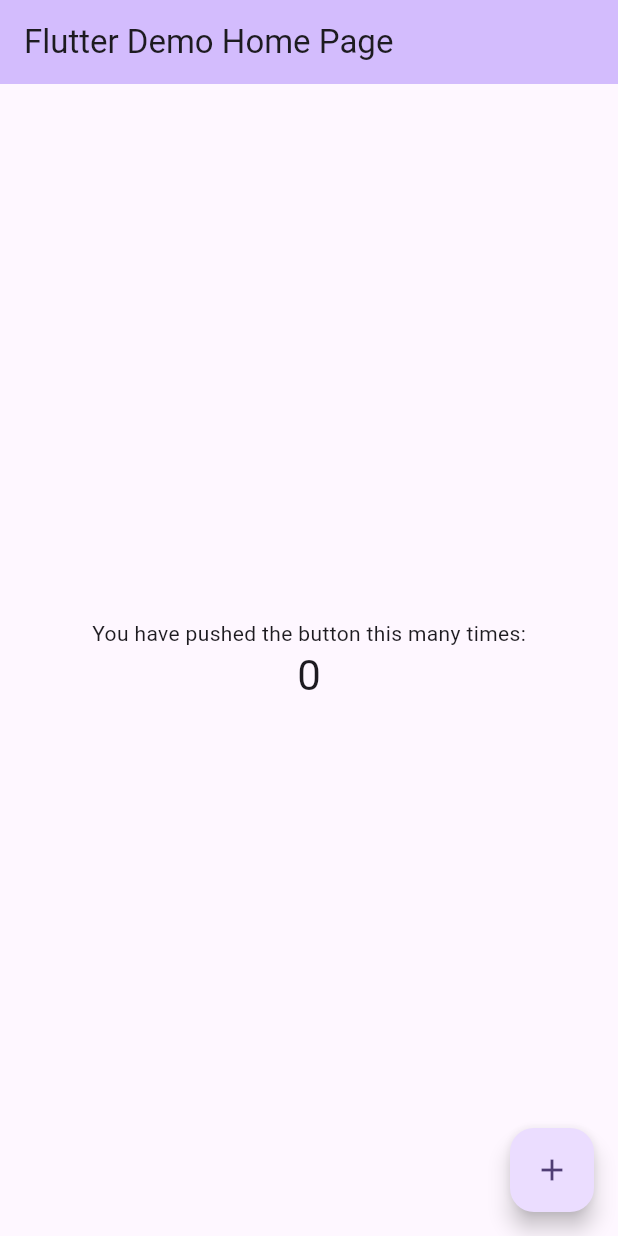
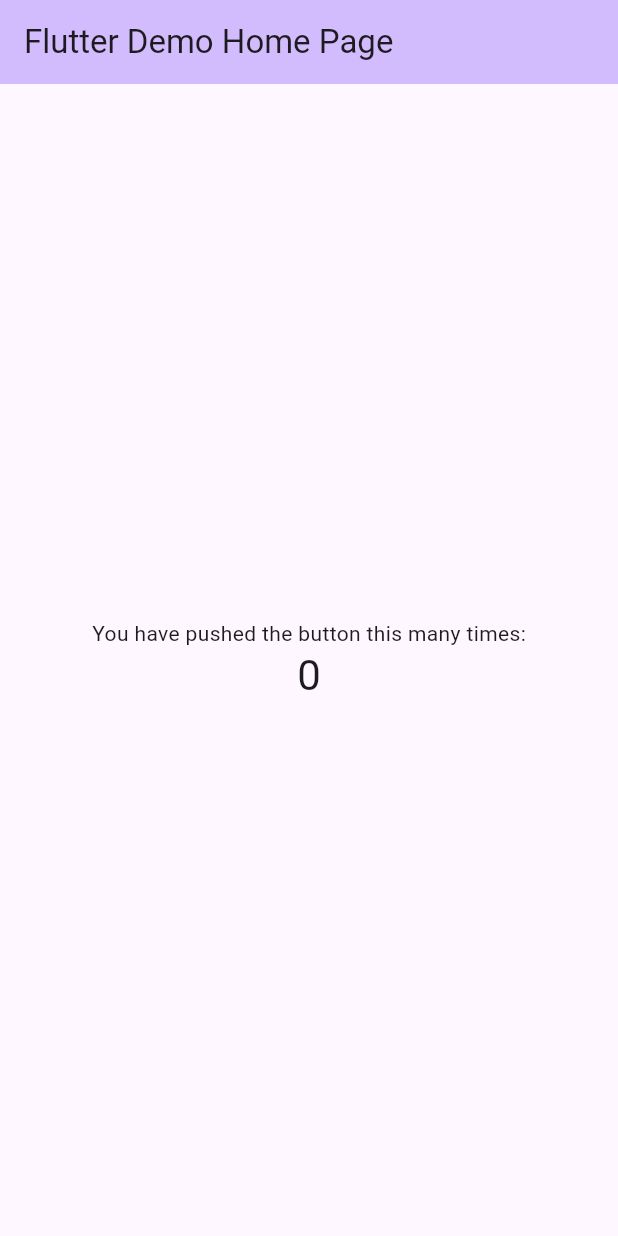
Before and after one commit to febryituery/sample-code-reviewer-ai, a Flutter app: the screen it shows after launch, on a phone screen of 412 x 824 dp. Run offline on Flutter 3.47's test engine with Material 2 defaults, Android fonts, the phone set to English and light mode, and no system bars.

Commit message:
[Febry] remove button floating

```diff
--- a/lib/main.dart
+++ b/lib/main.dart
@@ -58,12 +58,7 @@ class _MyHomePageState extends State<MyHomePage> {
             ),
           ],
         ),
-      ),
-      floatingActionButton: FloatingActionButton(
-        onPressed: _incrementCounter,
-        tooltip: 'Increment',
-        child: const Icon(Icons.add),
-      ), // This trailing comma makes auto-formatting nicer for build methods.
+      )
     );
   }
 }
```
